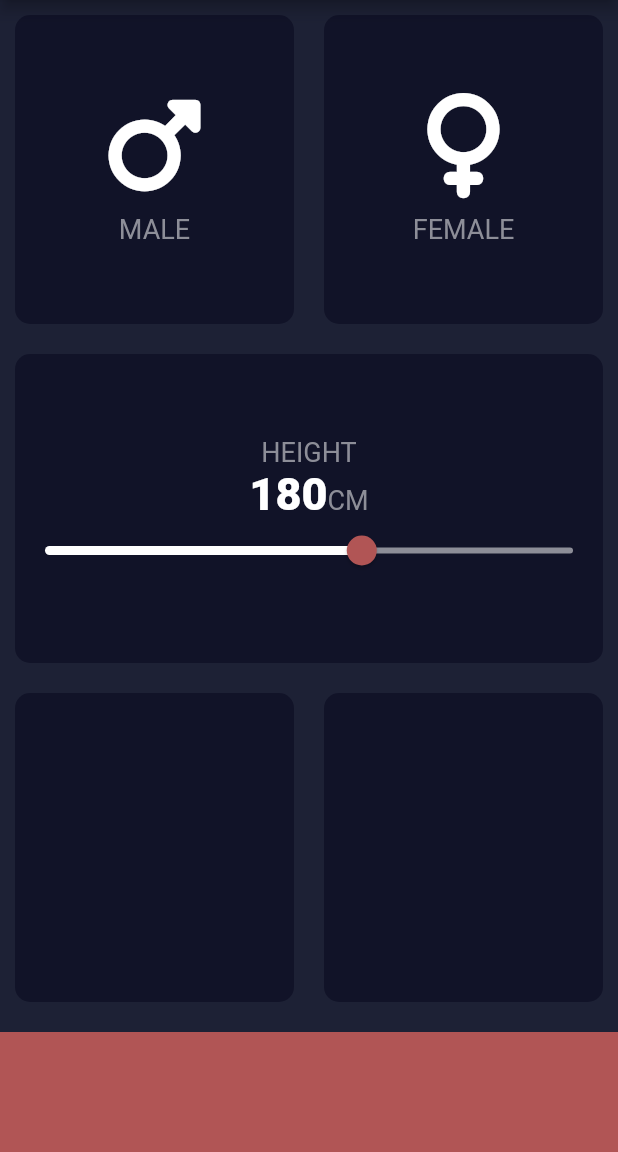
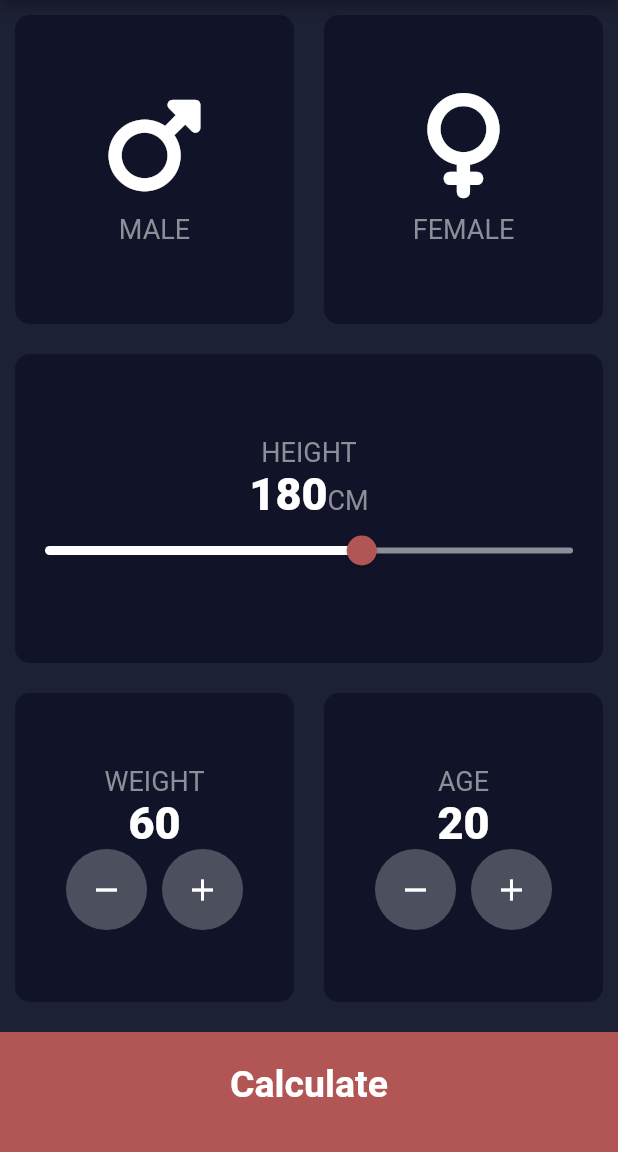
Before and after one commit to rohitpatil8195/BMI_calculator_flutter, a Flutter app: the screen it shows after launch, on a phone screen of 412 x 824 dp, the part 84-1236 px from its top. Run offline on Flutter 3.47's test engine with Material 2 defaults, Android fonts, the phone set to English and light mode, and no system bars; our stand-ins replace font_awesome_flutter.

Commit message:
code optimized,added new result screen, added navigation, separated reusable widgets folder and screen folder, added BMI calculation logic in bmiBrain.dart file.

```diff
--- /dev/null
+++ b/lib/bmiBrain.dart
@@ -0,0 +1,36 @@
+
+
+import 'dart:math';
+
+
+class BmiBrain{
+  final int height;
+  final int weight;
+  BmiBrain(this.height, this.weight);
+
+ late double _bmi;
+  String bmiCalculator(){
+    _bmi=weight/pow(height/100, 2);
+        return _bmi.toStringAsFixed(1);
+  }
+
+   String getResult(){
+      if(_bmi>=25){
+        return 'OverWeight';
+      }else if(_bmi>18.5){
+        return 'Normal';
+      }else{
+        return 'UnderWeight';
+      }
+   }
+
+   String getInterpretation(){
+     if(_bmi>=25){
+       return 'You have a higher than normal body weight, try exercise more';
+     }else if(_bmi>18.5){
+       return 'You have a normal body weight,great job!';
+     }else{
+       return 'You have a lower than normal body weight.You can eat more';
+     }
+   }
+}
--- /dev/null
+++ b/lib/components/bottom_button.dart
@@ -0,0 +1,26 @@
+
+
+import 'package:flutter/material.dart';
+
+import '../constants.dart';
+
+class BottomButton extends StatelessWidget {
+  final Function()? onClick;
+  final String buttonTitle;
+  const BottomButton({super.key, required this.onClick, required this.buttonTitle});
+
+  @override
+  Widget build(BuildContext context) {
+    return GestureDetector(
+      onTap: onClick,
+      child: Container(
+        color:kBottomCardColor,
+        margin: const EdgeInsets.only(top: 10),
+        width: double.infinity,
+        padding: const EdgeInsets.only(bottom: 10),
+        height: kBottomContainerHeight,
+        child: Center(child: Text(buttonTitle,style: kLargeButtonTextStyle,)),
+      ),
+    );
+  }
+}
--- a/lib/icon_content.dart
+++ b/lib/components/icon_content.dart
@@ -1,5 +1,5 @@
 import 'package:flutter/material.dart';
-import 'constants.dart';
+import '../constants.dart';
 
 
 class ChildReusableComponent extends StatelessWidget {
--- /dev/null
+++ b/lib/components/round_icon_button.dart
@@ -0,0 +1,18 @@
+import 'package:flutter/material.dart';
+
+class RoundIconButton extends StatelessWidget {
+  final IconData icon;
+  final void Function()? onClicked;
+  const RoundIconButton({super.key, required this.icon,required this.onClicked,});
+  @override
+  Widget build(BuildContext context) {
+    return  RawMaterialButton(
+      elevation: 0,
+      onPressed: onClicked,
+      shape:const CircleBorder(),
+      fillColor:const Color(0xFF4C4F5E),
+      constraints: const BoxConstraints.tightFor(width: 54.0,height: 54.0),
+      child:Icon(icon),
+    );
+  }
+}
--- a/lib/constants.dart
+++ b/lib/constants.dart
@@ -2,8 +2,13 @@ import 'package:flutter/material.dart';
 
 const kLabelTextStyle=TextStyle(fontSize: 18,color: Color(0xFF8D8E98));
 const kBottomContainerHeight=80.0;
-//const activeCardColor=Color(0xFF323244);
-const kActiveCardColor=Color(0xFFb6dbc9);
+const kActiveCardColor=Color(0xFF323244);
+//const kActiveCardColor=Color(0xFFb6dbc9);
 const kInActiveCardColor=Color(0xFF111328);
 const kBottomCardColor=Color(0xFFB15555);
 const kNumTextStyle=TextStyle(fontSize: 30,fontWeight:FontWeight.w900);
+const kLargeButtonTextStyle=TextStyle(fontSize: 25,fontWeight: FontWeight.bold);
+const kTitleTextStyle=TextStyle(fontSize: 50,fontWeight: FontWeight.bold);
+const kResultTextStyle=TextStyle(fontSize: 22,color:Color(0xFF24D876),fontWeight: FontWeight.bold,);
+const kBmiTextStyle=TextStyle(fontSize: 100,fontWeight: FontWeight.bold);
+const kBodyText=TextStyle(fontSize:22);
--- a/lib/main.dart
+++ b/lib/main.dart
@@ -1,6 +1,6 @@
 import 'package:flutter/material.dart';
 
-import 'input_page.dart';
+import 'screens/input_page.dart';
 
 void main() => runApp(const BMICalculator());
 
--- a/lib/input_page.dart
+++ b/lib/screens/input_page.dart
@@ -1,9 +1,14 @@
-import 'package:bmi_calculator/reusable_card.dart';
+import 'package:bmi_calculator/main.dart';
+import 'package:bmi_calculator/screens/results_page.dart';
+import 'package:bmi_calculator/components/reusable_card.dart';
 import 'package:flutter/material.dart';
 import 'package:font_awesome_flutter/font_awesome_flutter.dart';
-import 'constants.dart';
-import 'icon_content.dart';
-
+import '../components/bottom_button.dart';
+import '../components/round_icon_button.dart';
+import '../constants.dart';
+import '../components/icon_content.dart';
+import 'package:bmi_calculator/bmiBrain.dart';
+import 'results_page.dart';
 
     enum Gender{
        male,
@@ -22,8 +27,9 @@ class _InputPageState extends State<InputPage> {
 Color maleCardColor=kInActiveCardColor;
 Color femaleCardColor=kInActiveCardColor;
  Gender selectedGender=Gender.other;
- double height=180;
-
+ int height=180;
+int weight=60;
+int age=20;
 
   @override
   Widget build(BuildContext context) {
@@ -104,7 +110,7 @@ Color femaleCardColor=kInActiveCardColor;
                                 max: 220.0,
                                 onChanged: (double newValue) {
                                   setState(() {
-                                    height=newValue;
+                                    height=newValue.toInt();
                                   });
                                 },
                           ),
@@ -120,18 +126,87 @@ Color femaleCardColor=kInActiveCardColor;
 
           Expanded(
             child: Row(
-                children:  const [
-                 Expanded(child: ReusableCard(customColor:kInActiveCardColor)),
-               Expanded(child: ReusableCard(customColor:kInActiveCardColor)),
+                children:  [
+                 Expanded(child: ReusableCard(
+                     customColor:kInActiveCardColor,
+                   cardChild: Column(
+                     mainAxisAlignment: MainAxisAlignment.center,
+                     children:  [
+                       const Text('WEIGHT',style: kLabelTextStyle,),
+                       Text('$weight',style: kNumTextStyle,),
+                       Row(
+                          mainAxisAlignment: MainAxisAlignment.center,
+                         children: [
+                           RoundIconButton(
+                               icon:Icons.remove,
+                             onClicked: (){
+                                 setState(() {
+                                   weight=weight-1;
+                                 });
+                             },
+                           ),
+                           const SizedBox(width: 10,),
+                            RoundIconButton(
+                               icon:Icons.add,
+                                onClicked: (){
+                                  setState(() {
+                                    weight=weight+1;
+                                  });
+                                },
+                           ),
+                         ],
+                       ),
+
+                     ],
+                   ),
+                 )
+                 ),
+                Expanded(
+                   child: ReusableCard(customColor:kInActiveCardColor,
+                     cardChild: Column(
+                       mainAxisAlignment: MainAxisAlignment.center,
+                       children: [
+                         const Text('AGE',style: kLabelTextStyle,),
+                         Text('$age',style: kNumTextStyle,),
+                         Row(
+                           mainAxisAlignment: MainAxisAlignment.center,
+                           children: [
+                             RoundIconButton(icon: Icons.remove,
+                                 onClicked:(){
+                                  setState(() {
+                                       age=age-1;
+                                  });
+                                 }
+                             ),
+                            const SizedBox(width: 10,),
+                             RoundIconButton(icon: Icons.add,
+                                 onClicked:(){
+                                   setState(() {
+                                     age=age+1;
+                                   });
+                                 }
+                             ),
+                           ],
+                         )
+                       ],
+                     ),
+                   )),
                   ]
             ),
           ),
-          Container(
-            color:kBottomCardColor,
-            margin: const EdgeInsets.only(top: 10),
-            width: double.infinity,
-            height: kBottomContainerHeight,
-          )
+           BottomButton(
+            onClick:(){
+            BmiBrain calc=BmiBrain(height, weight);
+
+              Navigator.push(context, MaterialPageRoute(builder: (context)=>  ResultsPage(
+                bmiResult: calc.bmiCalculator(),
+                resultString: calc.getResult(),
+                interpretation: calc.getInterpretation(),
+
+              )));
+            },
+            buttonTitle:'Calculate',
+           )
         ],
       ),
 
```
Also changed, not shown: lib/screens/results_page.dart (added, +57 -0 lines), lib/components/reusable_card.dart (renamed from lib/reusable_card.dart).
